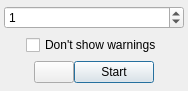
The window that Timer/MainFrm.ui (waddlesplash/simpletimer) describes before a commit, drawn with Qt 5.
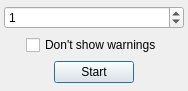
The same window after the commit. Icons and pictures are not drawn.

Commit message:
Show "about" on "WhatsThis" event.
I know this violates design convention, but it removes one more button from the dialog and WhatsThis wasn't really used anyway.

What changed in the file:
```diff
--- a/Timer/MainFrm.ui
+++ b/Timer/MainFrm.ui
@@ -144,14 +144,14 @@
             </property>
            </spacer>
           </item>
-          <item row="0" column="2">
+          <item row="0" column="1">
            <widget class="QPushButton" name="startBtn">
             <property name="text">
              <string>Start</string>
             </property>
            </widget>
           </item>
-          <item row="0" column="3">
+          <item row="0" column="2">
            <spacer name="horizontalSpacer_4">
             <property name="orientation">
              <enum>Qt::Horizontal</enum>
@@ -164,17 +164,6 @@
             </property>
            </spacer>
           </item>
-          <item row="0" column="1">
-           <widget class="QPushButton" name="aboutSTBtn">
-            <property name="whatsThis">
-             <string>This button shows SimpleTimer's &quot;About&quot; dialog.</string>
-            </property>
-            <property name="icon">
-             <iconset resource="Resources.qrc">
-              <normaloff>:/SimpleTimerLogo.png</normaloff>:/SimpleTimerLogo.png</iconset>
-            </property>
-           </widget>
-          </item>
          </layout>
         </widget>
        </item>
```
The commit also changes 5 other files.
